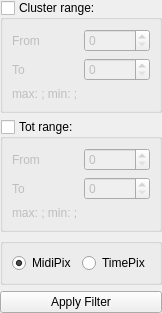
Above: viewer/clogfilterpanel.ui from verbkinm2/WTF_Viewer before the change. Below: the same form after it.
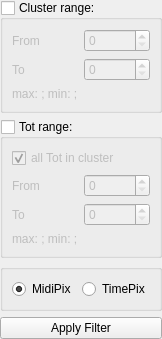
That is the form after the change.

Commit message: 0.8.1 1. Добавлен параметр фильтра "all Tot in Cluster" для clog файлов; 2. Добавлена анимация для файлового менеджера; 3. Добавлено меню Graph; 4. Добавлен класс GraphDialog, который задаёт параметры для отрисовки будущих графиков.

What changed in the file:
```diff
--- a/viewer/clogfilterpanel.ui
+++ b/viewer/clogfilterpanel.ui
@@ -7,7 +7,7 @@
     <x>0</x>
     <y>0</y>
     <width>158</width>
-    <height>254</height>
+    <height>274</height>
    </rect>
   </property>
   <property name="windowTitle">
@@ -100,31 +100,21 @@
       <bool>false</bool>
      </property>
      <layout class="QGridLayout" name="gridLayout_2">
-      <item row="1" column="0">
-       <widget class="QLabel" name="label_4">
-        <property name="text">
-         <string>To</string>
-        </property>
-        <property name="alignment">
-         <set>Qt::AlignLeading|Qt::AlignLeft|Qt::AlignVCenter</set>
-        </property>
-       </widget>
-      </item>
-      <item row="0" column="1">
+      <item row="1" column="1">
        <widget class="QSpinBox" name="totRangeBegin">
         <property name="toolTip">
          <string>tot from...</string>
         </property>
        </widget>
       </item>
-      <item row="1" column="1">
+      <item row="2" column="1">
        <widget class="QSpinBox" name="totRangeEnd">
         <property name="toolTip">
          <string>tot to...</string>
         </property>
        </widget>
       </item>
-      <item row="0" column="0">
+      <item row="1" column="0">
        <widget class="QLabel" name="label_3">
         <property name="text">
          <string>From</string>
@@ -134,13 +124,36 @@
         </property>
        </widget>
       </item>
-      <item row="2" column="0" colspan="2">
+      <item row="3" column="0" colspan="2">
        <widget class="QLabel" name="totLabel">
         <property name="text">
          <string>max: ; min: ;</string>
         </property>
        </widget>
       </item>
+      <item row="2" column="0">
+       <widget class="QLabel" name="label_4">
+        <property name="text">
+         <string>To</string>
+        </property>
+        <property name="alignment">
+         <set>Qt::AlignLeading|Qt::AlignLeft|Qt::AlignVCenter</set>
+        </property>
+       </widget>
+      </item>
+      <item row="0" column="0" colspan="2">
+       <widget class="QCheckBox" name="allTotInCluster">
+        <property name="enabled">
+         <bool>false</bool>
+        </property>
+        <property name="text">
+         <string>all Tot in cluster</string>
+        </property>
+        <property name="checked">
+         <bool>true</bool>
+        </property>
+       </widget>
+      </item>
      </layout>
     </widget>
    </item>
```
The commit also changes 16 other files.
